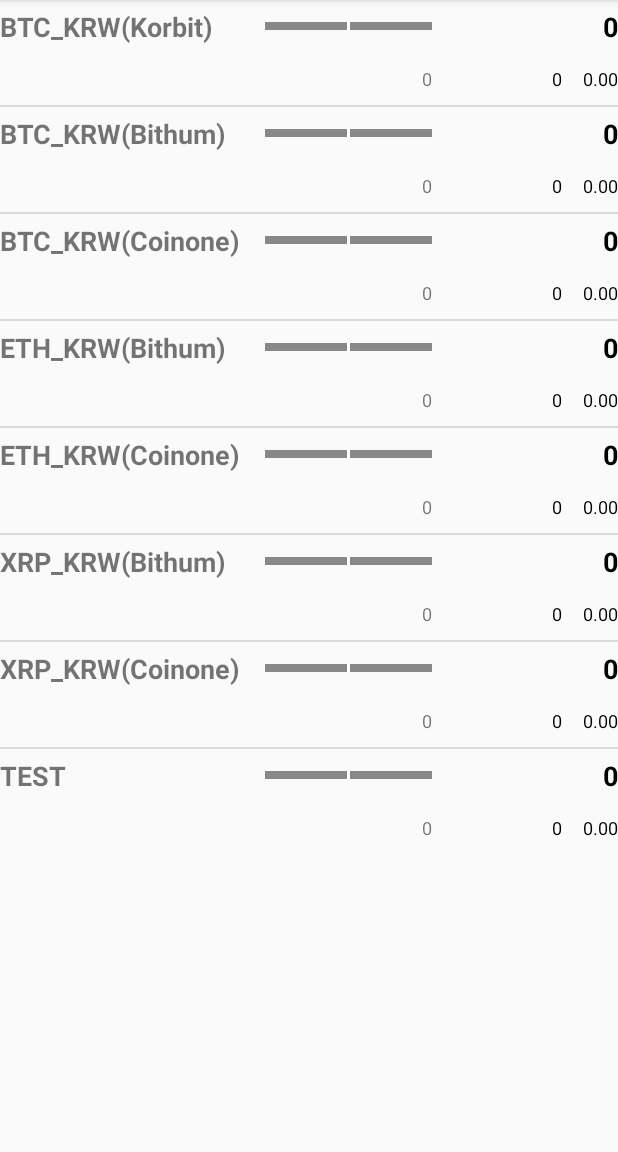
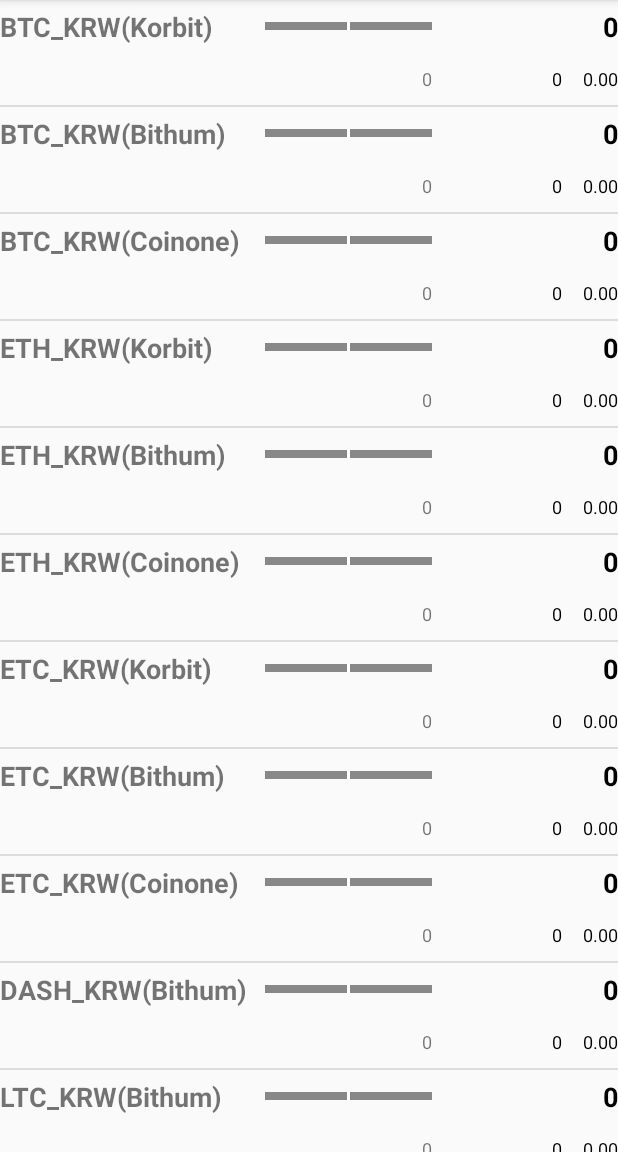
Before and after one commit to mechurak/MyCoinTong, an Android app: the screen it shows after launch (MainActivity), on a phone screen of 412 x 824 dp, the part 84-1236 px from its top. Run offline under Robolectric (Android 15) with nearby library versions, the phone set to English and light mode, and no system bars.

Commit message:
Use database for coinList

```diff
--- a/app/src/main/java/com/shimnssso/mycointong/ListViewItem.java
+++ b/app/src/main/java/com/shimnssso/mycointong/ListViewItem.java
@@ -13,6 +13,11 @@
 
     ListViewItem(String name) {
         this.name = name;
+    }
+
+    ListViewItem(String name, String coinoneChartSite) {
+        this.name = name;
+        this.coinoneChartSite = coinoneChartSite;
     }
 
     public String getName() {
--- a/app/src/main/java/com/shimnssso/mycointong/MainActivity.java
+++ b/app/src/main/java/com/shimnssso/mycointong/MainActivity.java
@@ -7,6 +7,10 @@
 import android.util.Log;
 import android.view.Menu;
 import android.view.MenuItem;
+
+import com.shimnssso.mycointong.data.DbHelper;
+
+import java.util.ArrayList;
 
 public class MainActivity extends AppCompatActivity {
     private static final String TAG = "MainActivity";
@@ -19,36 +23,19 @@
         Toolbar toolbar = (Toolbar) findViewById(R.id.toolbar);
         setSupportActionBar(toolbar);
 
-        // Init listViewAdapter
         ListViewAdapter adapter = ListViewAdapter.getInstance();
-        ListViewItem korbitItem = new ListViewItem(Constant.CoinName.BTC_KORBIT);
-        korbitItem.setCoinoneChartSite(Constant.ChartSite.BTC_KORBIT);
-        adapter.addItem(korbitItem);
-
-        ListViewItem bithumItem = new ListViewItem(Constant.CoinName.BTC_BITHUM);
-        bithumItem.setCoinoneChartSite(Constant.ChartSite.BTC_BITHUM);
-        adapter.addItem(bithumItem);
-
-        ListViewItem coinoneItem = new ListViewItem(Constant.CoinName.BTC_COINONE);
-        coinoneItem.setCoinoneChartSite(Constant.ChartSite.BTC_COINONE);
-        adapter.addItem(coinoneItem);
-
-        ListViewItem ethBithumItem = new ListViewItem(Constant.CoinName.ETH_BITHUM);
-        adapter.addItem(ethBithumItem);
-
-        ListViewItem ethCoinoneItem = new ListViewItem(Constant.CoinName.ETH_COINONE);
-        ethCoinoneItem.setCoinoneChartSite(Constant.ChartSite.ETH_COINONE);
-        adapter.addItem(ethCoinoneItem);
-
-        ListViewItem xrpBithumItem = new ListViewItem(Constant.CoinName.XRP_BITHUM);
-        adapter.addItem(xrpBithumItem);
-
-        ListViewItem xrpCoinoneItem = new ListViewItem(Constant.CoinName.XRP_COINONE);
-        xrpCoinoneItem.setCoinoneChartSite(Constant.ChartSite.XRP_COINONE);
-        adapter.addItem(xrpCoinoneItem);
-
-        ListViewItem tempItem = new ListViewItem("TEST");
-        adapter.addItem(tempItem);
+        if (adapter.getCount() == 0) {
+            DbHelper dbHelper = DbHelper.getInstance(getApplicationContext());
+            Log.e(TAG, "after db");
+            ArrayList<String[]> coinList = dbHelper.getInterestingCoinList();
+            for (String[] coinRow : coinList) {
+                Log.e(TAG, coinRow[0] + ", " + coinRow[1]);
+                ListViewItem item = new ListViewItem(coinRow[0], coinRow[1]);
+                adapter.addItem(item);
+            }
+            ListViewItem tempItem = new ListViewItem("TEST");
+            adapter.addItem(tempItem);
+        }
 
         // Init fragment
         ListFragment koreaListFrgmt = (ListFragment) getSupportFragmentManager().findFragmentById(R.id.korea_list_fragment);
--- /dev/null
+++ b/app/src/main/java/com/shimnssso/mycointong/data/DbHelper.java
@@ -0,0 +1,107 @@
+package com.shimnssso.mycointong.data;
+
+import android.content.Context;
+import android.database.Cursor;
+import android.database.sqlite.SQLiteDatabase;
+import android.database.sqlite.SQLiteOpenHelper;
+import android.database.sqlite.SQLiteStatement;
+import android.util.Log;
+
+import com.shimnssso.mycointong.Constant;
+
+import java.util.ArrayList;
+import java.util.Arrays;
+
+public class DbHelper extends SQLiteOpenHelper {
+    private static final String TAG = "DbHelper";
+    private static DbHelper mInstance;
+
+    private DbHelper(Context context) {
+        super(context, DbMeta.DATABASE_NAME, null, DbMeta.DATABASE_VERSION);
+    }
+
+    public static DbHelper getInstance(Context context) {
+        // for debug
+        //context.deleteDatabase(DbMeta.DATABASE_NAME);
+
+        if (mInstance == null) {
+            mInstance = new DbHelper(context);
+        }
+        return mInstance;
+    }
+
+    @Override
+    public void onCreate(SQLiteDatabase db) {
+        Log.i(TAG, "onCreate()");
+        db.execSQL("CREATE TABLE " + DbMeta.GlobalTableMeta.TABLE_NAME + " ("
+                + DbMeta.GlobalTableMeta.ID + " INTEGER PRIMARY KEY AUTOINCREMENT, "
+                + DbMeta.GlobalTableMeta.UPDATE_TIME + " INTEGER"
+                + " )"
+        );
+        db.execSQL("INSERT INTO " + DbMeta.GlobalTableMeta.TABLE_NAME + " VALUES (null,0)");
+
+        db.execSQL("CREATE TABLE " + DbMeta.CoinTableMeta.TABLE_NAME + " ("
+                + DbMeta.CoinTableMeta.ID + " INTEGER PRIMARY KEY AUTOINCREMENT, "
+                + DbMeta.CoinTableMeta.COIN + " TEXT NOT NULL, "
+                + DbMeta.CoinTableMeta.INTEREST + " INTEGER DEFAULT 1, "
+                + DbMeta.CoinTableMeta.LIST_ORDER + " INTEGER, "
+                + DbMeta.CoinTableMeta.MY_PRICE + " REAL, "
+                + DbMeta.CoinTableMeta.MY_VOLUME + " REAL, "
+                + DbMeta.CoinTableMeta.CHART_COINONE + " TEXT, "
+                + DbMeta.CoinTableMeta.UNIT_TIME + " TEXT DEFAULT '" + Constant.UnitTime.FIFTEEN_MIN + "'"
+                + " )"
+        );
+
+        String[][] coinList = {
+                {Constant.CoinName.BTC_KORBIT, "0", Constant.ChartSite.BTC_KORBIT},
+                {Constant.CoinName.BTC_BITHUM, "1", Constant.ChartSite.BTC_BITHUM},
+                {Constant.CoinName.BTC_COINONE, "2", Constant.ChartSite.BTC_COINONE},
+                {Constant.CoinName.ETH_KORBIT, "3", Constant.ChartSite.ETH_KORBIT},
+                {Constant.CoinName.ETH_BITHUM, "4", Constant.ChartSite.ETH_BITHUM},
+                {Constant.CoinName.ETH_COINONE, "5", Constant.ChartSite.ETH_COINONE},
+                {Constant.CoinName.ETC_KORBIT, "6", Constant.ChartSite.ETC_KORBIT},
+                {Constant.CoinName.ETC_BITHUM, "7", Constant.ChartSite.ETC_BITHUM},
+                {Constant.CoinName.ETC_COINONE, "8", Constant.ChartSite.ETC_COINONE},
+                {Constant.CoinName.DASH_BITHUM, "9", Constant.ChartSite.DASH_BITHUM},
+                {Constant.CoinName.LTC_BITHUM, "10", Constant.ChartSite.LTC_BITHUM},
+                {Constant.CoinName.XRP_BITHUM, "11", Constant.ChartSite.XRP_BITHUM},
+                {Constant.CoinName.XRP_COINONE, "12", Constant.ChartSite.XRP_COINONE},
+        };
+
+        String sql = "INSERT INTO " + DbMeta.CoinTableMeta.TABLE_NAME + " VALUES (null,?,null,?,null,null,?,null)";
+        SQLiteStatement statement = db.compileStatement(sql);
+        for (String[] row : coinList) {
+            Log.d(TAG, "inserting " + Arrays.toString(row));
+
+            statement.clearBindings();
+            statement.bindAllArgsAsStrings(row);
+            statement.executeInsert();
+        }
+    }
+
+    @Override
+    public void onUpgrade(SQLiteDatabase db, int oldVersion, int newVersion) {
+        Log.i(TAG, "onUpgrade(). old: " + oldVersion + ", new: " + newVersion);
+        db.execSQL("DROP TABLE IF EXISTS " + DbMeta.GlobalTableMeta.TABLE_NAME);
+        db.execSQL("DROP TABLE IF EXISTS " + DbMeta.CoinTableMeta.TABLE_NAME);
+        onCreate(db);
+    }
+
+    public ArrayList<String[]> getInterestingCoinList() {
+        SQLiteDatabase db = this.getReadableDatabase();
+        String[] columns = {
+                DbMeta.CoinTableMeta.COIN,
+                DbMeta.CoinTableMeta.CHART_COINONE
+        };
+        ArrayList<String[]> ret = new ArrayList<>();
+        Cursor c = db.query(DbMeta.CoinTableMeta.TABLE_NAME, columns, null, null, null, null, DbMeta.CoinTableMeta.LIST_ORDER);
+        if (c != null && c.moveToFirst()) {
+            do {
+                ret.add(new String[]{c.getString(0), c.getString(1)});
+            } while (c.moveToNext());
+            c.close();
+        }
+        Log.d(TAG, "getInterestingCoinList. size:" + ret.size());
+        return ret;
+    }
+}
--- /dev/null
+++ b/app/src/main/java/com/shimnssso/mycointong/data/DbMeta.java
@@ -0,0 +1,28 @@
+package com.shimnssso.mycointong.data;
+
+import java.util.HashMap;
+
+public class DbMeta {
+    public static final String DATABASE_NAME = "coin.db";
+    public static final int DATABASE_VERSION = 1;
+
+    public static final class GlobalTableMeta {
+        public static final String TABLE_NAME = "global";
+
+        public static final String ID = "_id";
+        public static final String UPDATE_TIME = "update_time";
+    }
+
+    public static final class CoinTableMeta {
+        public static final String TABLE_NAME = "coin";
+
+        public static final String ID = "_id";
+        public static final String COIN = "coin";
+        public static final String INTEREST = "interest";
+        public static final String LIST_ORDER = "list_order";
+        public static final String MY_PRICE = "my_price";
+        public static final String MY_VOLUME = "my_volume";
+        public static final String CHART_COINONE = "chart_coinone";
+        public static final String UNIT_TIME = "unit_time";
+    }
+}
```
